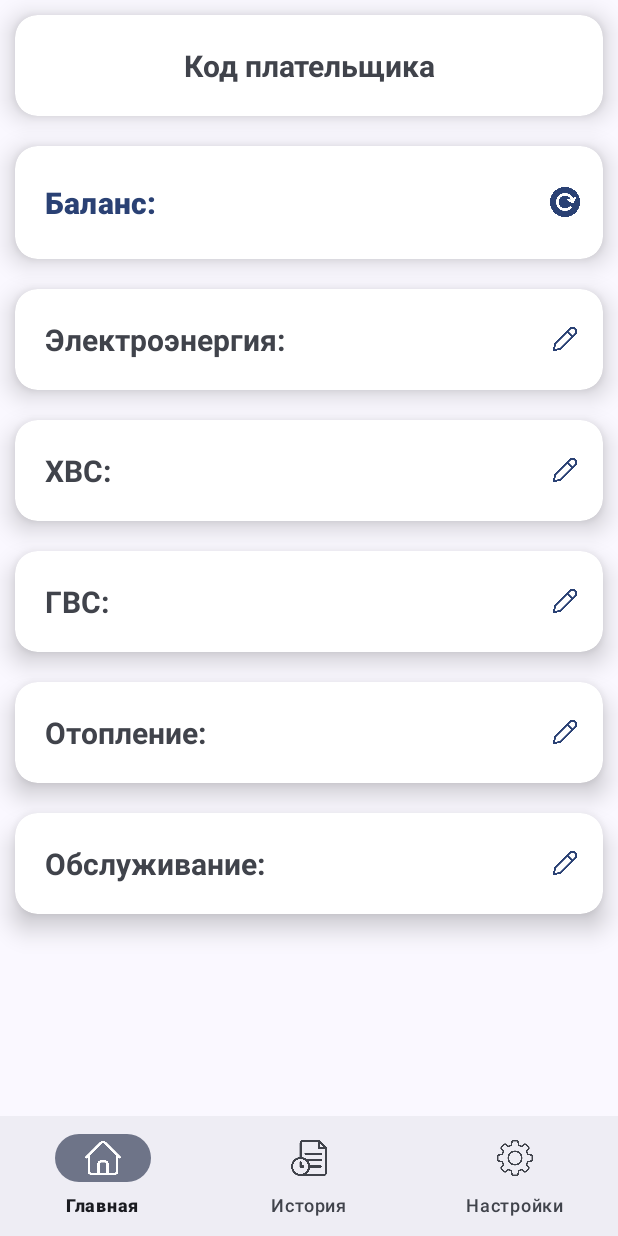
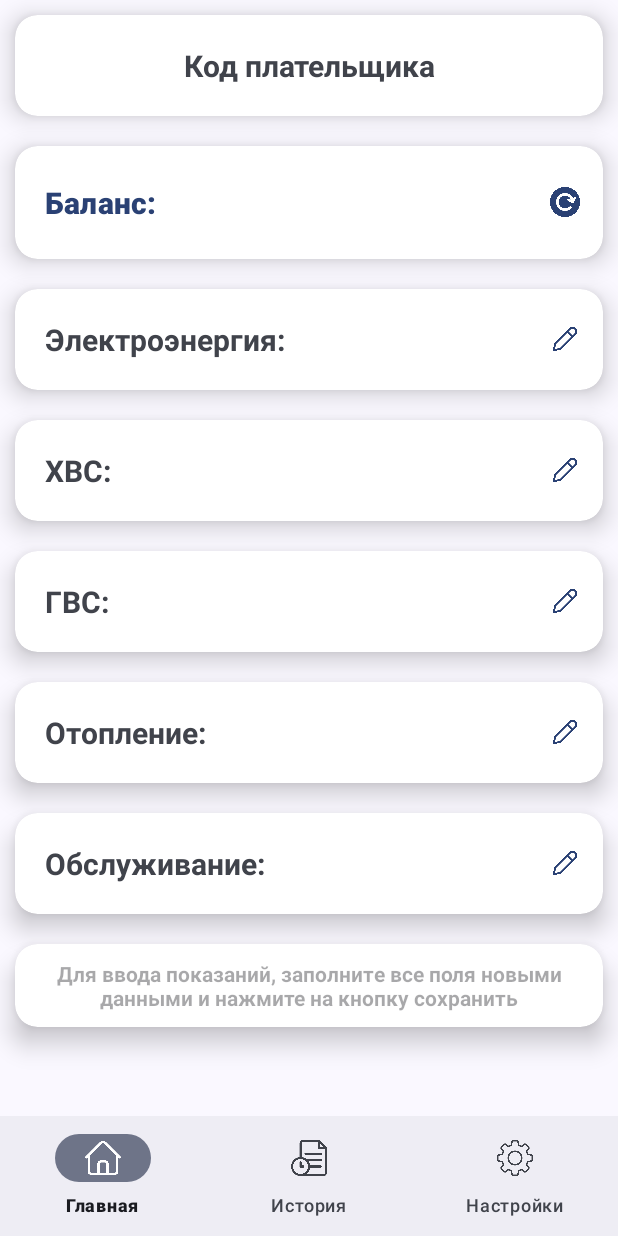
Before and after one commit to lordcoudy/CourseWork, an Android app: the MainFragment screen opened directly, with no data from a screen before it, on a phone screen of 412 x 824 dp. Run offline under Robolectric (Android 15) with nearby library versions, the light colour scheme and no system bars; our stand-ins replace navigation-ui; 1 statement that could not run was skipped.

Commit message:
Almost final version 2.5

```diff
--- a/app/src/main/res/layout/fragment_main.xml
+++ b/app/src/main/res/layout/fragment_main.xml
@@ -337,6 +337,24 @@
 
     </androidx.cardview.widget.CardView>
 
+    <androidx.cardview.widget.CardView
+        android:layout_width="match_parent"
+        android:layout_height="wrap_content"
+        android:layout_gravity="center"
+        android:layout_margin="10sp"
+        app:cardCornerRadius="15sp"
+        app:cardElevation="10sp">
+
+        <TextView
+            android:layout_width="match_parent"
+            android:layout_height="match_parent"
+            android:layout_margin="10sp"
+            android:textStyle="bold"
+            android:textAlignment="center"
+            android:hint="@string/data_hint"/>
+
+    </androidx.cardview.widget.CardView>
+
     <com.google.android.material.floatingactionbutton.FloatingActionButton
         android:id="@+id/updateAllButton"
         style="@style/Widget.Material3.ExtendedFloatingActionButton.Tertiary"
--- a/app/src/main/res/values/strings.xml
+++ b/app/src/main/res/values/strings.xml
@@ -63,4 +63,5 @@
     <string name="data_sent">Данные переданы!</string>
     <string name="data_sending_error">Ошибка при передаче данных: %1$s</string>
     <string name="same_readings_error">Показания не могут быть меньше предыдущих или такими же</string>
+    <string name="data_hint">Для ввода показаний, заполните все поля новыми данными и нажмите на кнопку сохранить</string>
 </resources>
```
